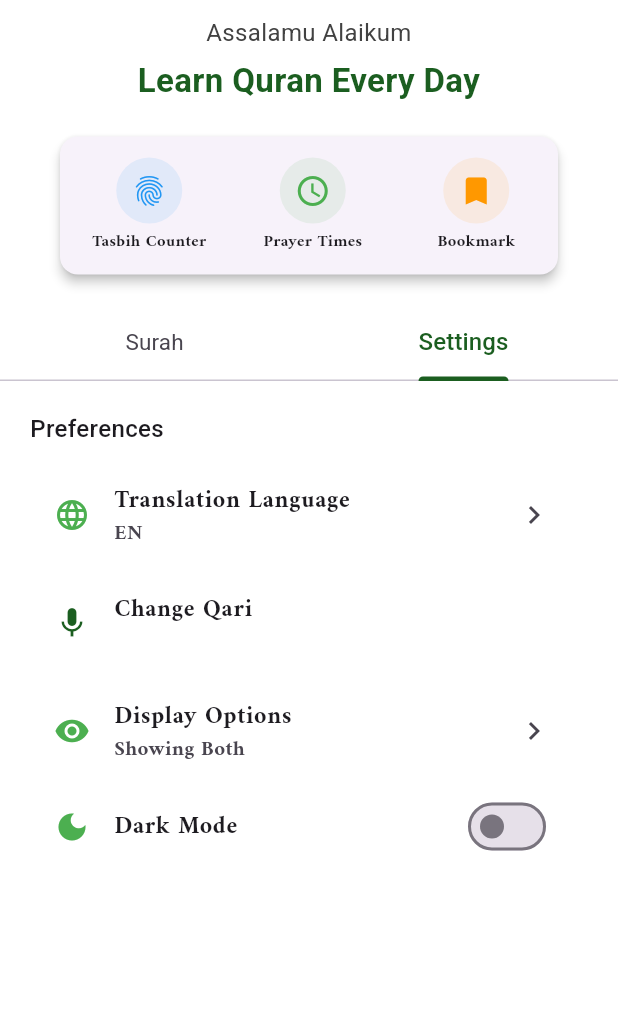
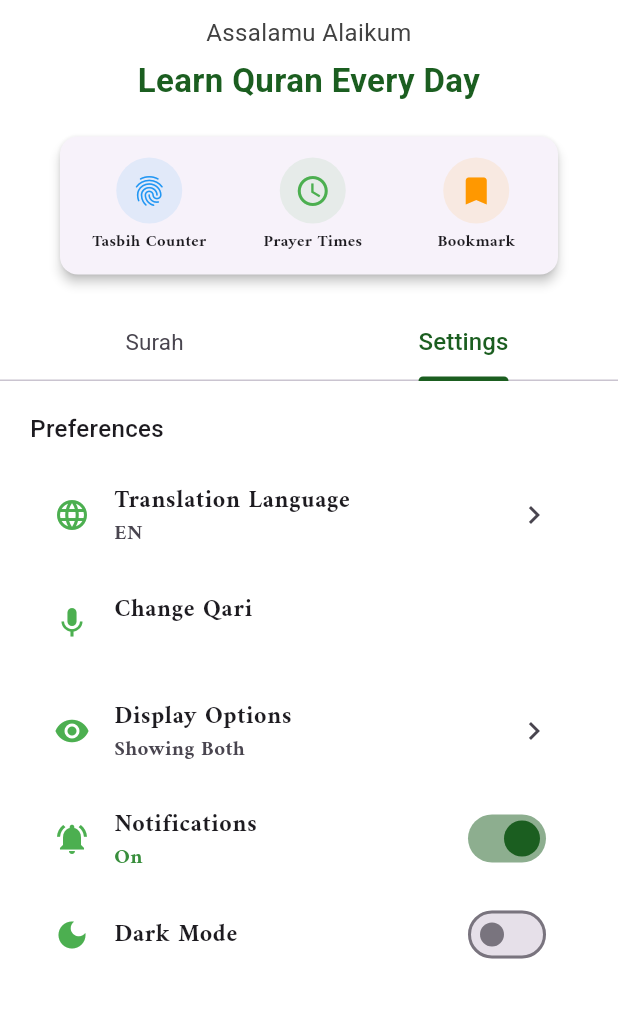
Before and after one commit to HASANALBANNA2024/holy_quran, a Flutter app: the HomeScreen screen opened directly, tab 2 chosen, on a phone screen of 412 x 824 dp, the part 84-1102 px from its top. Run offline on Flutter 3.47's test engine with Material 3 defaults, Android fonts, the light colour scheme and no system bars; our stand-ins replace adhan, flutter_local_notifications, geolocator, in_app_review, just_audio, package_info_plus and 2 more; accounts and stored records are empty.

Commit message:
notification ui completed and logic code started

```diff
--- a/lib/screens/home_screen.dart
+++ b/lib/screens/home_screen.dart
@@ -5,6 +5,7 @@ import 'package:holy_quran/screens/language_ui.dart';
 import 'package:holy_quran/screens/main_drawer.dart';
 import 'package:holy_quran/screens/surah_detail_screen.dart';
 import 'package:holy_quran/themes/theme_provider.dart';
+import 'package:shared_preferences/shared_preferences.dart';
 import 'package:holy_quran/widgets/quick_action_card.dart';
 import 'package:provider/provider.dart';
 import 'package:holy_quran/providers/qari_provider.dart';
@@ -12,6 +13,7 @@ import 'package:holy_quran/screens/qari_selection_screen.dart';
 import 'package:holy_quran/providers/view_mode_provider.dart';
 import 'package:holy_quran/providers/notification_provider.dart';
 import 'package:holy_quran/screens/notification_screen.dart';
+import 'package:holy_quran/services/notification_service.dart';
 import 'package:holy_quran/providers/alarm_provider.dart';
 import 'package:holy_quran/screens/islamic_alarm_screen.dart';
 import 'package:holy_quran/services/notification_service.dart';
@@ -26,6 +28,8 @@ class HomeScreen extends StatefulWidget {
 }
 
 class _HomeScreenState extends State<HomeScreen> {
+
+  bool isNotificationEnabled = true;
   // function call to bridge of notification
   void triggerDailyGuidance(String category, String text, String surahName, int surahIdx, int ayahNum) {
     // ১. ফোনে সাউন্ডসহ নোটিফিকেশন পাঠানো
@@ -373,6 +377,7 @@ class _HomeScreenState extends State<HomeScreen> {
   // }
 
   Widget _buildSettingsList() {
+
     return ListView(
       padding: const EdgeInsets.all(20),
       children: [
@@ -409,7 +414,7 @@ class _HomeScreenState extends State<HomeScreen> {
         ListTile(
           title: const Text("Change Qari"),
           subtitle: Text(context.watch<QariProvider>().selectedQariName),
-          leading: const Icon(Icons.mic, color: Color(0xFF1B5E20)),
+          leading: const Icon(Icons.mic, color: Colors.green),
           onTap: () {
             Navigator.pop(context);
             Navigator.push(context, MaterialPageRoute(builder: (context) => const QariSelectionScreen()));
@@ -426,7 +431,42 @@ class _HomeScreenState extends State<HomeScreen> {
           ),
           trailing: const Icon(Icons.chevron_right),
           onTap: () => _showViewModeDialog(context),
+        ),
 
+
+        ListTile(
+          title: const Text(
+            "Notifications",
+            style: TextStyle(fontWeight: FontWeight.w500),
+          ),
+          subtitle: Text(
+            isNotificationEnabled ? "On" : "Off",
+            style: TextStyle(color: isNotificationEnabled ? Colors.green[700] : Colors.grey),
+          ),
+          leading: Icon(
+            isNotificationEnabled ? Icons.notifications_active : Icons.notifications_off,
+            color: Colors.green, // আপনার প্রিয় ডার্ক গ্রিন কালার
+          ),
+          trailing: Switch(
+            value: isNotificationEnabled,
+            activeColor: const Color(0xFF1B5E20),
+            onChanged: (bool value) async {
+              setState(() {
+                isNotificationEnabled = value;
+              });
+
+              // সরাসরি সার্ভিস ক্লাস কল করুন (এতে হোম স্ক্রিনে আলাদা ফাংশন লাগবে না)
+              if (value == false) {
+                await NotificationService.cancelAll();
+              } else {
+                await NotificationService.scheduleAll();
+              }
+
+              // সেটিংস সেভ করার জন্য (SharedPreferences)
+              final prefs = await SharedPreferences.getInstance();
+              await prefs.setBool('isNotificationEnabled', value);
+            },
+          ),
         ),
         SwitchListTile(
           secondary: const Icon(Icons.dark_mode, color: Colors.green),
```
Also changed, not shown: lib/services/notification_service.dart (+30 -0 lines).
